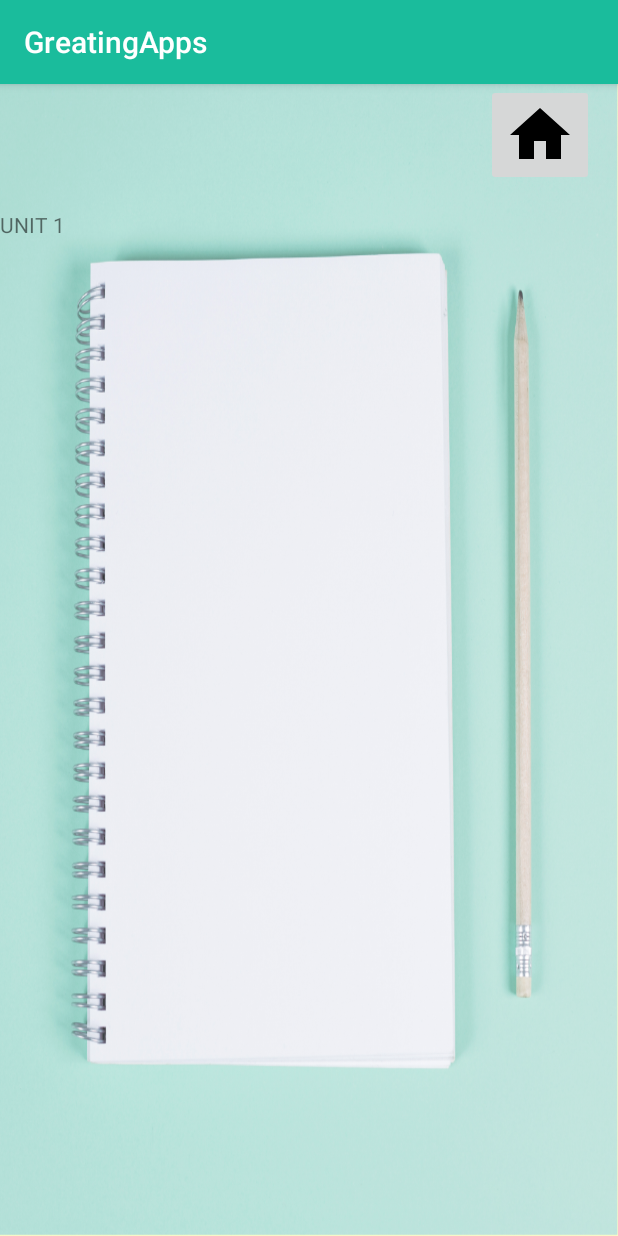
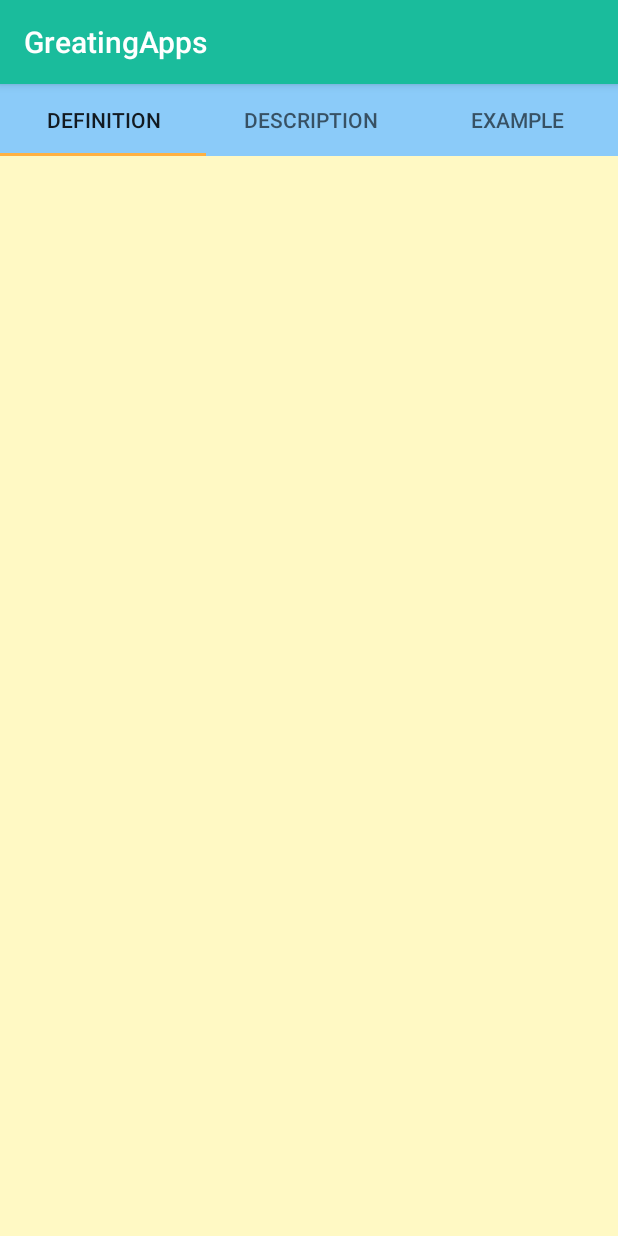
Before and after one commit to Adamalbarisyi/GreetingApps, an Android app: the Unit1Activity screen opened directly, with no data from a screen before it, on a phone screen of 412 x 824 dp. Run offline under Robolectric (Android 15) with nearby library versions, the phone set to English and light mode, and no system bars.

Commit message:
add TabLayout

```diff
--- a/app/build.gradle
+++ b/app/build.gradle
@@ -25,4 +25,5 @@ dependencies {
     testImplementation 'junit:junit:4.12'
     androidTestImplementation 'com.android.support.test:runner:1.0.2'
     androidTestImplementation 'com.android.support.test.espresso:espresso-core:3.0.2'
+    implementation 'com.android.support:design:28.0.0'
 }
--- a/app/src/main/AndroidManifest.xml
+++ b/app/src/main/AndroidManifest.xml
@@ -25,8 +25,7 @@
         <activity
             android:name=".MainActivity"
             android:label="@string/app_name"
-            android:theme="@style/AppTheme.NoActionBar"></activity>
-
+            android:theme="@style/AppTheme.NoActionBar" />
     </application>
 
 </manifest>
--- a/app/src/main/java/com/rifkiadam/gryus/greatingapps/Menu/unit1/Unit1Activity.java
+++ b/app/src/main/java/com/rifkiadam/gryus/greatingapps/Menu/unit1/Unit1Activity.java
@@ -17,14 +17,5 @@ public class Unit1Activity extends AppCompatActivity {
         setContentView(R.layout.activity_unit1);
 
 
-        ImageButton imgButton = findViewById(R.id.beranda);
-        imgButton.setOnClickListener(new View.OnClickListener() {
-            @Override
-            public void onClick(View v) {
-                Intent intent = new Intent(Unit1Activity.this, MainActivity.class);
-                startActivity(intent);
-                finish();
-            }
-        });
     }
 }
--- a/app/src/main/res/layout/activity_unit1.xml
+++ b/app/src/main/res/layout/activity_unit1.xml
@@ -7,28 +7,32 @@
     android:background="#FFF9C4"
     tools:context=".Menu.unit1.Unit1Activity">
 
-
     <LinearLayout
         android:layout_width="match_parent"
-        android:layout_height="match_parent"
-        android:orientation="vertical"
-        android:background="@drawable/main_menu">
+        android:layout_height="match_parent">
 
-        <ImageButton
-            android:id="@+id/beranda"
+    <android.support.design.widget.TabLayout
+        android:layout_height="wrap_content"
+        android:layout_width="match_parent"
+        app:tabBackground="@color/blue">
+
+        <android.support.design.widget.TabItem
+            android:layout_height="match_parent"
             android:layout_width="wrap_content"
-            android:layout_height="wrap_content"
-            android:layout_gravity="right"
-            android:layout_marginLeft="@dimen/activity_vertical_margin"
-            android:layout_marginRight="@dimen/activity_vertical_margin"
-            android:layout_marginBottom="@dimen/activity_horizontal_margin"
-            android:src="@drawable/ic_home_black" />
+            android:text=" Definition "/>
 
+        <android.support.design.widget.TabItem
+            android:layout_height="match_parent"
+            android:layout_width="wrap_content"
+            android:text=" Description"/>
 
-        <TextView
-            android:layout_width="match_parent"
+        <android.support.design.widget.TabItem
             android:layout_height="match_parent"
-            android:text="@string/unit1" />
+            android:layout_width="wrap_content"
+            android:text=" Example"/>
+
+    </android.support.design.widget.TabLayout>
 
     </LinearLayout>
+
 </android.support.constraint.ConstraintLayout>
--- a/app/src/main/res/values/strings.xml
+++ b/app/src/main/res/values/strings.xml
@@ -5,4 +5,5 @@
     <string name="unit1">UNIT 1</string>
     <string name="unit2">UNIT 2</string>
     <string name="unit3">UNIT 3</string>
+    <string name="deskripsi">Deskripsi</string>
 </resources>
```
